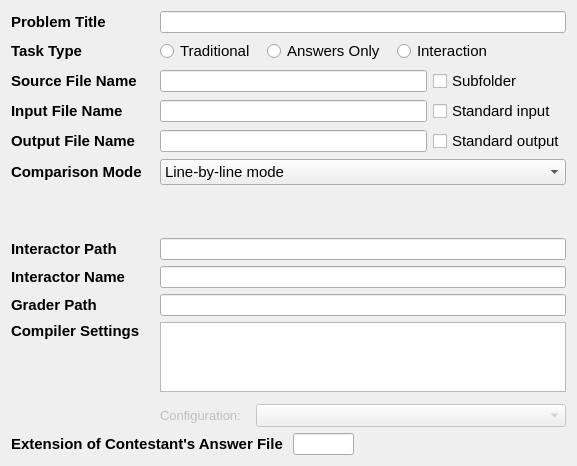
Above: forms_unix/taskeditwidget.ui from Dust1404/Project_LemonPlus before the change. Below: the same form after it.
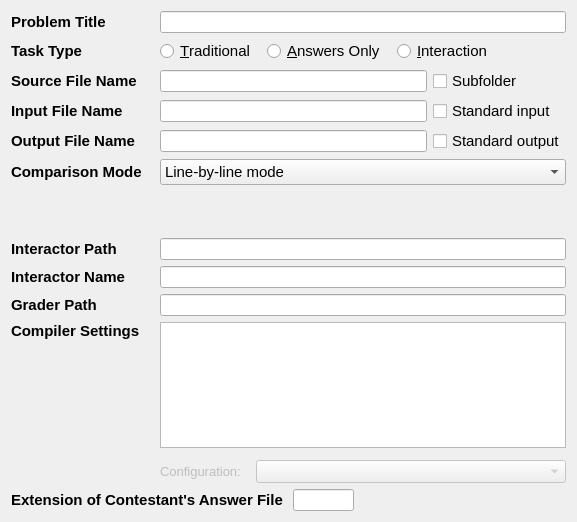
That is the form after the change. Custom widgets are drawn as their Qt base class.

Patch:
```diff
--- a/forms_unix/taskeditwidget.ui
+++ b/forms_unix/taskeditwidget.ui
@@ -7,7 +7,7 @@
     <x>0</x>
     <y>0</y>
     <width>577</width>
-    <height>438</height>
+    <height>522</height>
    </rect>
   </property>
   <property name="windowTitle">
@@ -90,7 +90,7 @@
         <string notr="true">font-size: 11pt;</string>
        </property>
        <property name="text">
-        <string>Traditional</string>
+        <string>&amp;Traditional</string>
        </property>
       </widget>
      </item>
@@ -100,7 +100,7 @@
         <string notr="true">font-size: 11pt;</string>
        </property>
        <property name="text">
-        <string>Answers Only</string>
+        <string>&amp;Answers Only</string>
        </property>
       </widget>
      </item>
@@ -112,7 +112,7 @@
         </font>
        </property>
        <property name="text">
-        <string>Interaction</string>
+        <string>&amp;Interaction</string>
        </property>
       </widget>
      </item>
```
